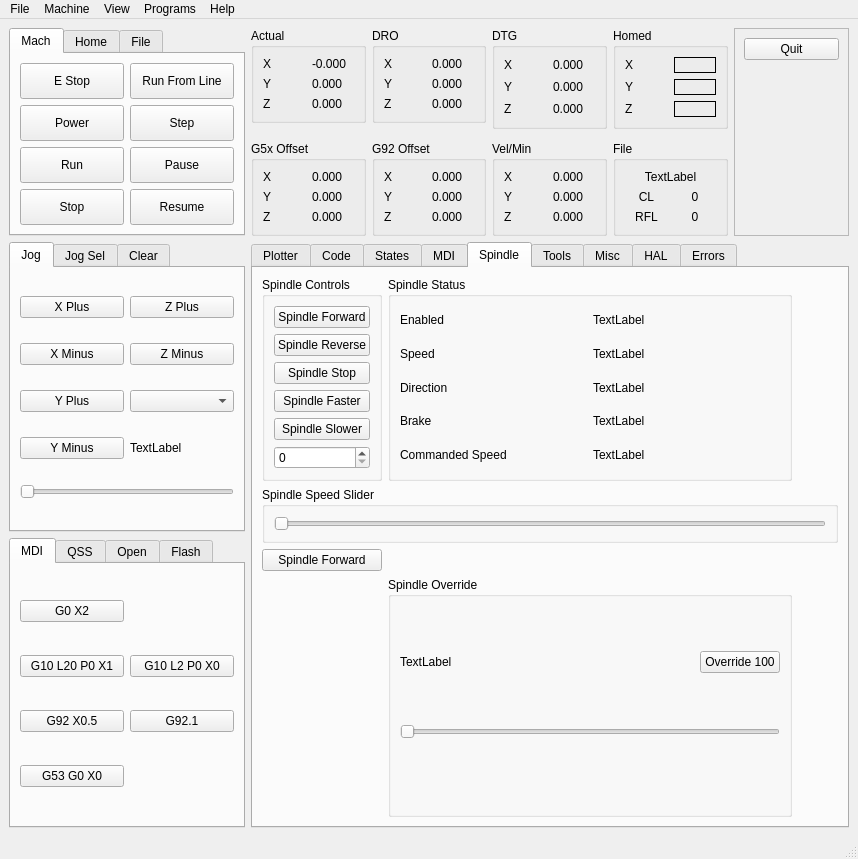
The window that examples/testgui/single-spindle.ui (jethornton/flexgui) describes before a commit, drawn with Qt 5.
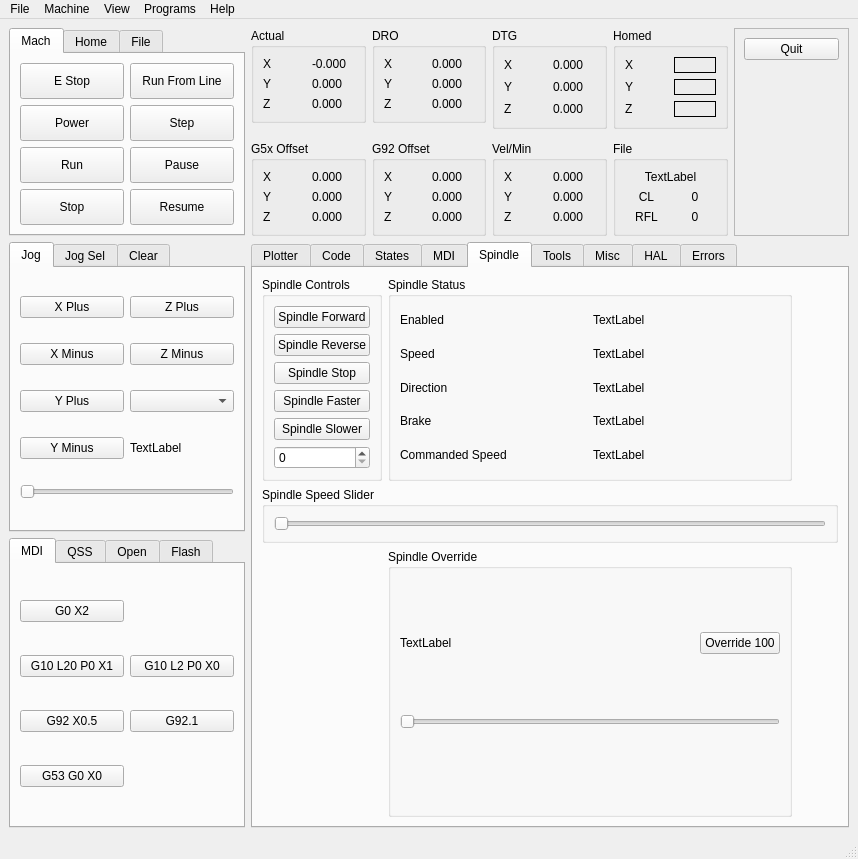
The same window after the commit.

```diff
--- a/examples/testgui/single-spindle.ui
+++ b/examples/testgui/single-spindle.ui
@@ -840,7 +840,7 @@
         <string>Spindle</string>
        </attribute>
        <layout class="QGridLayout" name="gridLayout_27">
-        <item row="4" column="1">
+        <item row="3" column="1">
          <widget class="QGroupBox" name="groupBox_19">
           <property name="title">
            <string>Spindle Override</string>
@@ -978,7 +978,7 @@
           </layout>
          </widget>
         </item>
-        <item row="4" column="0">
+        <item row="3" column="0">
          <spacer name="verticalSpacer_7">
           <property name="orientation">
            <enum>Qt::Vertical</enum>
@@ -1051,13 +1051,6 @@
           </layout>
          </widget>
         </item>
-        <item row="3" column="0">
-         <widget class="QPushButton" name="spindle_fwd_0_pb">
-          <property name="text">
-           <string>Spindle Forward</string>
-          </property>
-         </widget>
-        </item>
        </layout>
       </widget>
       <widget class="QWidget" name="tab_14">
```
